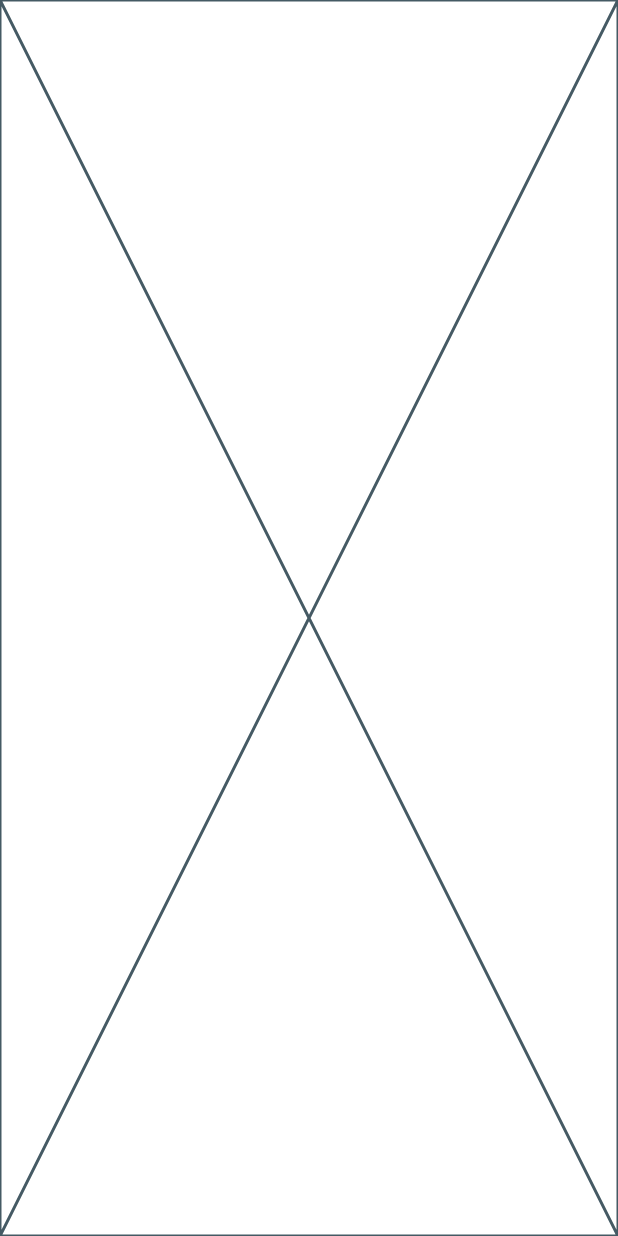
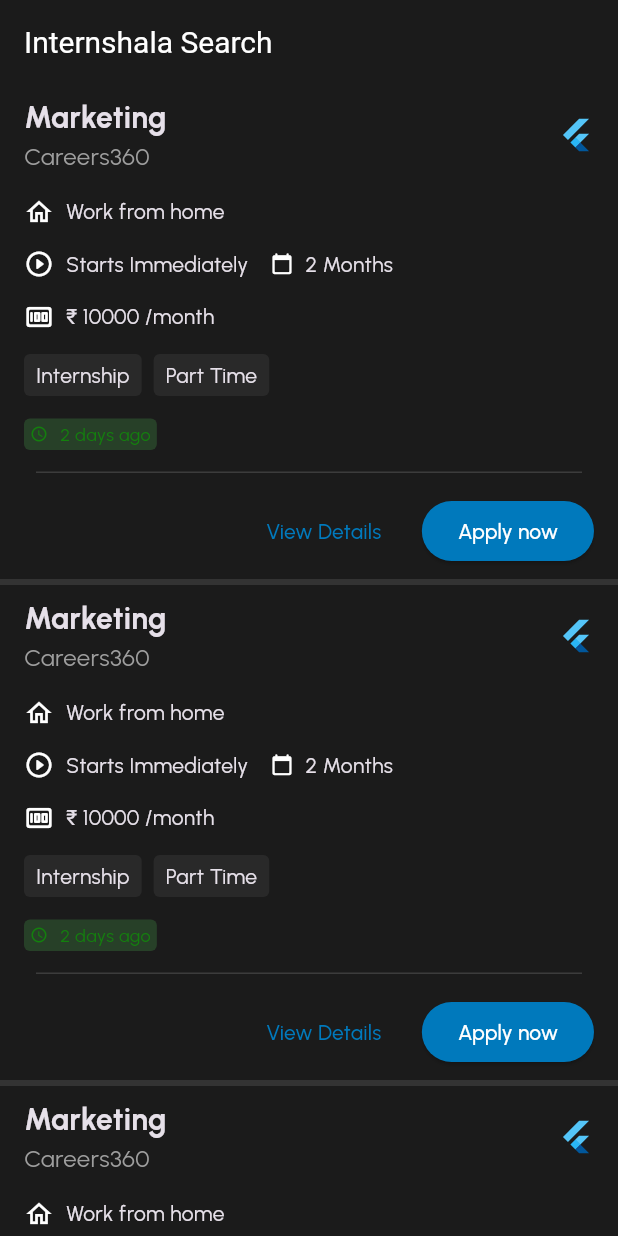
Before and after one commit to siddastic/internshala_clone, a Flutter app: the screen it shows after launch, on a phone screen of 412 x 824 dp. Run offline on Flutter 3.47's test engine with Material 3 defaults, Android fonts, the phone set to English and light mode, and no system bars; our stand-ins replace google_fonts.

Commit message:
internship card

```diff
--- a/lib/constants/colors.dart
+++ b/lib/constants/colors.dart
@@ -2,4 +2,6 @@ import 'package:flutter/material.dart' show Color;
 
 class ConstantColors {
   static const Color primaryColor = Color(0xFF0079BC);
+  static const Color darkBackgroundColor = Color(0xFF1B1B1B);
+  static const Color lightBackgroundColor = Color(0xFFE5E5E5);
 }
--- a/lib/main.dart
+++ b/lib/main.dart
@@ -1,4 +1,5 @@
 import 'package:flutter/material.dart';
+import 'package:google_fonts/google_fonts.dart';
 import 'package:internshala_search/constants/colors.dart';
 import 'package:internshala_search/screens/search.dart';
 
@@ -14,6 +15,27 @@ class MyApp extends StatelessWidget {
   Widget build(BuildContext context) {
     return MaterialApp(
       title: 'Internshala Search',
+      themeMode: ThemeMode.dark,
+      darkTheme: ThemeData.dark().copyWith(
+        textTheme: GoogleFonts.urbanistTextTheme(
+          ThemeData.dark().textTheme,
+        ),
+        appBarTheme: const AppBarTheme(
+          backgroundColor: ConstantColors.darkBackgroundColor,
+          titleTextStyle: TextStyle(
+            color: Colors.white,
+            fontSize: 20,
+          ),
+        ),
+        scaffoldBackgroundColor: ConstantColors.darkBackgroundColor,
+        cardTheme: const CardTheme(
+          color: ConstantColors.darkBackgroundColor,
+        ),
+        colorScheme: ColorScheme.fromSeed(
+          seedColor: ConstantColors.primaryColor,
+          primary: ConstantColors.primaryColor,
+        ),
+      ),
       theme: ThemeData(
         // This is the theme of your application.
         //
@@ -30,6 +52,14 @@ class MyApp extends StatelessWidget {
         //
         // This works for code too, not just values: Most code changes can be
         // tested with just a hot reload.
+        scaffoldBackgroundColor: ConstantColors.lightBackgroundColor,
+        appBarTheme: const AppBarTheme(
+          backgroundColor: ConstantColors.lightBackgroundColor,
+          titleTextStyle: TextStyle(
+            color: Colors.black,
+            fontSize: 20,
+          ),
+        ),
         colorScheme: ColorScheme.fromSeed(
           seedColor: ConstantColors.primaryColor,
           primary: ConstantColors.primaryColor,
--- a/lib/screens/search.dart
+++ b/lib/screens/search.dart
@@ -1,10 +1,22 @@
 import 'package:flutter/material.dart';
+import 'package:internshala_search/widgets/internship_card.dart';
 
 class SearchScreen extends StatelessWidget {
   const SearchScreen({super.key});
 
   @override
   Widget build(BuildContext context) {
-    return const Placeholder();
+    return Scaffold(
+      backgroundColor: Color(0xff333333),
+      appBar: AppBar(
+        surfaceTintColor: Colors.transparent,
+        title: const Text('Internshala Search'),
+      ),
+      body: ListView.builder(
+        itemBuilder: (context, index) {
+          return InternshipCard();
+        },
+      ),
+    );
   }
 }
--- /dev/null
+++ b/lib/widgets/chip_label.dart
@@ -0,0 +1,21 @@
+import 'package:flutter/material.dart';
+
+class ChipLabel extends StatelessWidget {
+  final String label;
+  const ChipLabel({
+    required this.label,
+    super.key,
+  });
+
+  @override
+  Widget build(BuildContext context) {
+    return Container(
+      padding: const EdgeInsets.symmetric(horizontal: 8, vertical: 4),
+      decoration: BoxDecoration(
+        color: Color(0xff292929),
+        borderRadius: BorderRadius.circular(4),
+      ),
+      child: Text(label),
+    );
+  }
+}
--- /dev/null
+++ b/lib/widgets/icon_label.dart
@@ -0,0 +1,29 @@
+import 'package:flutter/material.dart';
+import 'package:internshala_search/widgets/space.dart';
+
+class IconLabel extends StatelessWidget {
+  final IconData icon;
+  final String label;
+  final double? iconSize;
+  final double? textSize;
+  final Color? color;
+  const IconLabel({
+    super.key,
+    required this.icon,
+    required this.label,
+    this.iconSize,
+    this.textSize,
+    this.color,
+  });
+
+  @override
+  Widget build(BuildContext context) {
+    return Row(
+      children: [
+        Icon(icon, size: iconSize ?? 20, color: color),
+        const Space(8, isHorizontal: true),
+        Text(label, style: TextStyle(color: color, fontSize: textSize)),
+      ],
+    );
+  }
+}
--- /dev/null
+++ b/lib/widgets/internship_card.dart
@@ -0,0 +1,122 @@
+import 'package:flutter/material.dart';
+import 'package:internshala_search/widgets/chip_label.dart';
+import 'package:internshala_search/widgets/icon_label.dart';
+import 'package:internshala_search/widgets/space.dart';
+
+class InternshipCard extends StatelessWidget {
+  const InternshipCard({super.key});
+
+  @override
+  Widget build(BuildContext context) {
+    return Container(
+      color: Theme.of(context).scaffoldBackgroundColor,
+      padding: const EdgeInsets.symmetric(horizontal: 16, vertical: 8),
+      margin: const EdgeInsets.only(bottom: 4),
+      child: Column(
+        crossAxisAlignment: CrossAxisAlignment.start,
+        children: <Widget>[
+          Row(
+            crossAxisAlignment: CrossAxisAlignment.center,
+            children: [
+              Column(
+                crossAxisAlignment: CrossAxisAlignment.start,
+                children: [
+                  Text(
+                    "Marketing",
+                    style: TextStyle(
+                      fontSize: 20,
+                      fontWeight: FontWeight.bold,
+                    ),
+                  ),
+                  Text(
+                    "Careers360",
+                    style: TextStyle(
+                      fontSize: 16,
+                      color: Colors.grey,
+                    ),
+                  ),
+                ],
+              ),
+              Spacer(),
+              FlutterLogo(),
+            ],
+          ),
+          Space.def,
+          IconLabel(icon: Icons.home_outlined, label: "Work from home"),
+          Space.def,
+          Row(
+            children: [
+              IconLabel(
+                  icon: Icons.play_circle_outline_rounded,
+                  label: "Starts Immediately"),
+              Space.horizontal,
+              IconLabel(
+                icon: Icons.calendar_today_rounded,
+                label: "2 Months",
+                iconSize: 15,
+              ),
+            ],
+          ),
+          Space.def,
+          IconLabel(icon: Icons.money_rounded, label: "₹ 10000 /month"),
+          Space.def,
+          Wrap(
+            spacing: 8,
+            children: [
+              ChipLabel(label: "Internship"),
+              ChipLabel(label: "Part Time"),
+            ],
+          ),
+          Space.def,
+          FittedBox(
+            child: Container(
+              padding: const EdgeInsets.symmetric(horizontal: 4, vertical: 2),
+              decoration: BoxDecoration(
+                color: Colors.green.withOpacity(.25),
+                borderRadius: BorderRadius.circular(4),
+              ),
+              child: IconLabel(
+                icon: Icons.access_time_rounded,
+                label: "2 days ago",
+                iconSize: 12,
+                textSize: 12,
+                color: Color(0xff13800D),
+              ),
+            ),
+          ),
+          Space.def,
+          Divider(
+            indent: 8,
+            endIndent: 8,
+            thickness: .5,
+            color: Colors.grey.withOpacity(.5),
+            height: 0,
+          ),
+          Space.def,
+          Row(
+            mainAxisAlignment: MainAxisAlignment.end,
+            children: [
+              TextButton(
+                onPressed: () {},
+                child: Text("View Details"),
+              ),
+              Space.horizontal,
+              ElevatedButton(
+                style: ElevatedButton.styleFrom(
+                  primary: Theme.of(context).colorScheme.primary,
+                ),
+                onPressed: () {},
+                child: Text(
+                  "Apply now",
+                  style: TextStyle(
+                    color: Colors.white,
+                  ),
+                ),
+              ),
+            ],
+          ),
+        ],
+      ),
+    );
+  }
+}
--- /dev/null
+++ b/lib/widgets/space.dart
@@ -0,0 +1,24 @@
+import 'package:flutter/material.dart';
+
+class Space extends StatelessWidget {
+  final double space;
+  final bool isHorizontal;
+  const Space(this.space, {super.key, this.isHorizontal = false});
+
+  @override
+  Widget build(BuildContext context) {
+    if (isHorizontal) return SizedBox(width: space);
+    return SizedBox(height: space);
+  }
+
+  static Widget get def {
+    return const Space(15);
+  }
+
+  static Widget get horizontal {
+    return const Space(
+      15,
+      isHorizontal: true,
+    );
+  }
+}
--- a/pubspec.yaml
+++ b/pubspec.yaml
@@ -35,6 +35,7 @@ dependencies:
   # The following adds the Cupertino Icons font to your application.
   # Use with the CupertinoIcons class for iOS style icons.
   cupertino_icons: ^1.0.2
+  google_fonts: ^6.1.0
 
 dev_dependencies:
   flutter_test:
```
Also changed, not shown: pubspec.lock, 1 other file.
